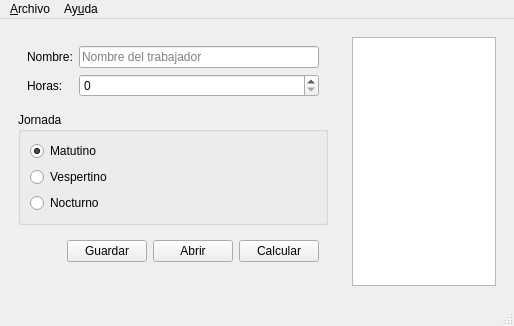
First picture: the form in Salarioo/principal.ui, repository Stivbryant/Rol-de-pagos, before the edit.
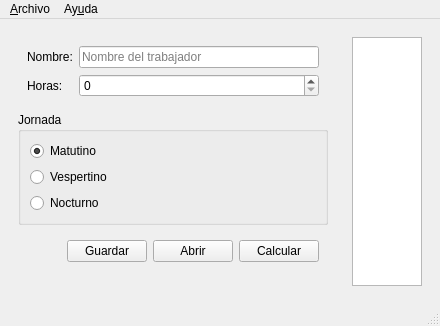
Second picture: the form after the edit.

What changed in the file:
```diff
--- a/Salarioo/principal.ui
+++ b/Salarioo/principal.ui
@@ -6,7 +6,7 @@
    <rect>
     <x>0</x>
     <y>0</y>
-    <width>514</width>
+    <width>413</width>
     <height>326</height>
    </rect>
   </property>
@@ -178,7 +178,7 @@
     <rect>
      <x>0</x>
      <y>0</y>
-     <width>514</width>
+     <width>413</width>
      <height>21</height>
     </rect>
    </property>
```
